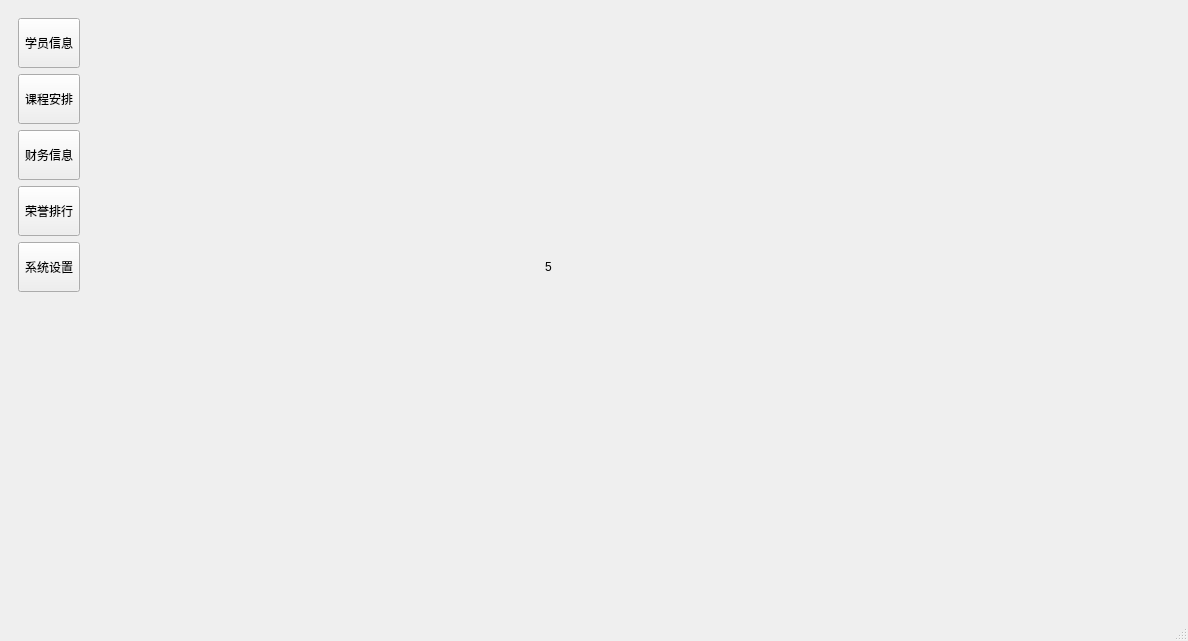
Coldthug/QT_Pro_Demo, file StudentManagerSystem/mainwindow.ui: the form before one commit.
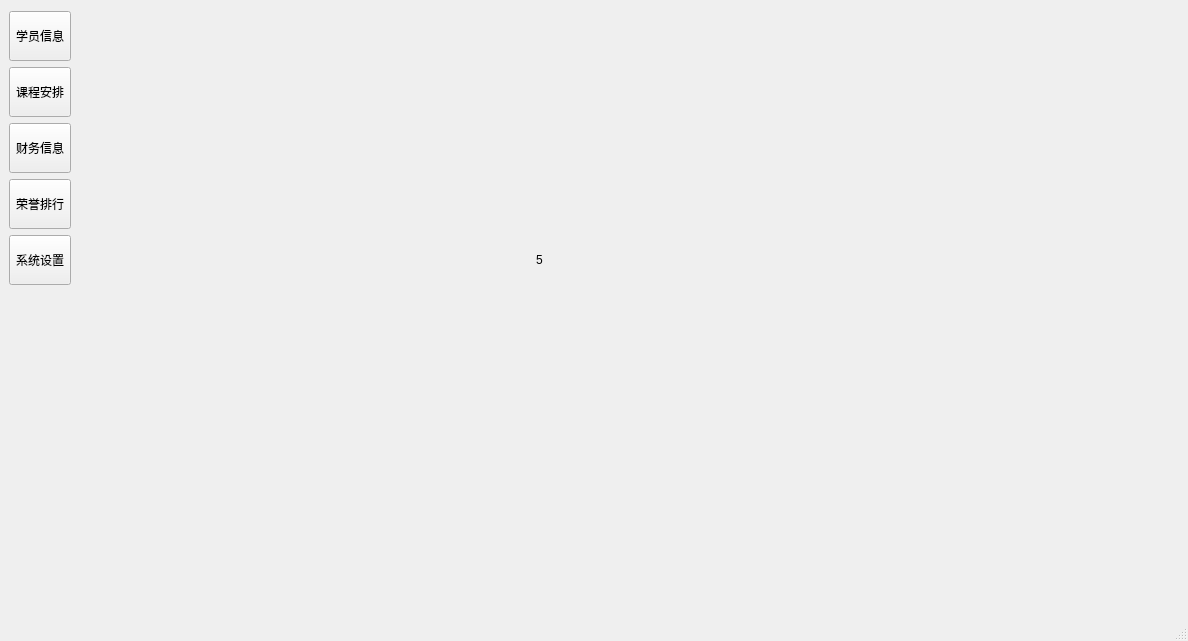
The form after the commit.

```diff
--- a/StudentManagerSystem/mainwindow.ui
+++ b/StudentManagerSystem/mainwindow.ui
@@ -15,6 +15,18 @@
   </property>
   <widget class="QWidget" name="centralwidget">
    <layout class="QHBoxLayout" name="horizontalLayout">
+    <property name="leftMargin">
+     <number>0</number>
+    </property>
+    <property name="topMargin">
+     <number>2</number>
+    </property>
+    <property name="rightMargin">
+     <number>0</number>
+    </property>
+    <property name="bottomMargin">
+     <number>2</number>
+    </property>
     <item>
      <widget class="QWidget" name="widget" native="true">
       <property name="minimumSize">
```
Left out of the diff: 4 changed lines with no effect on the pictures.
